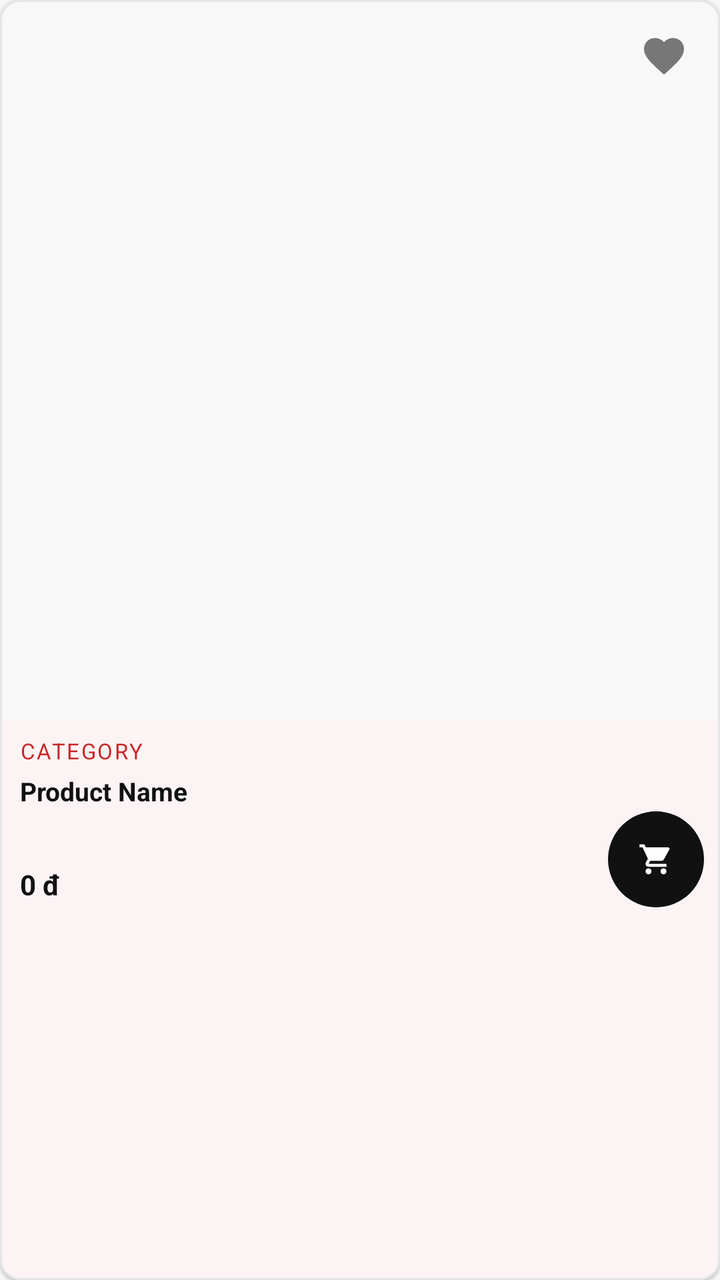
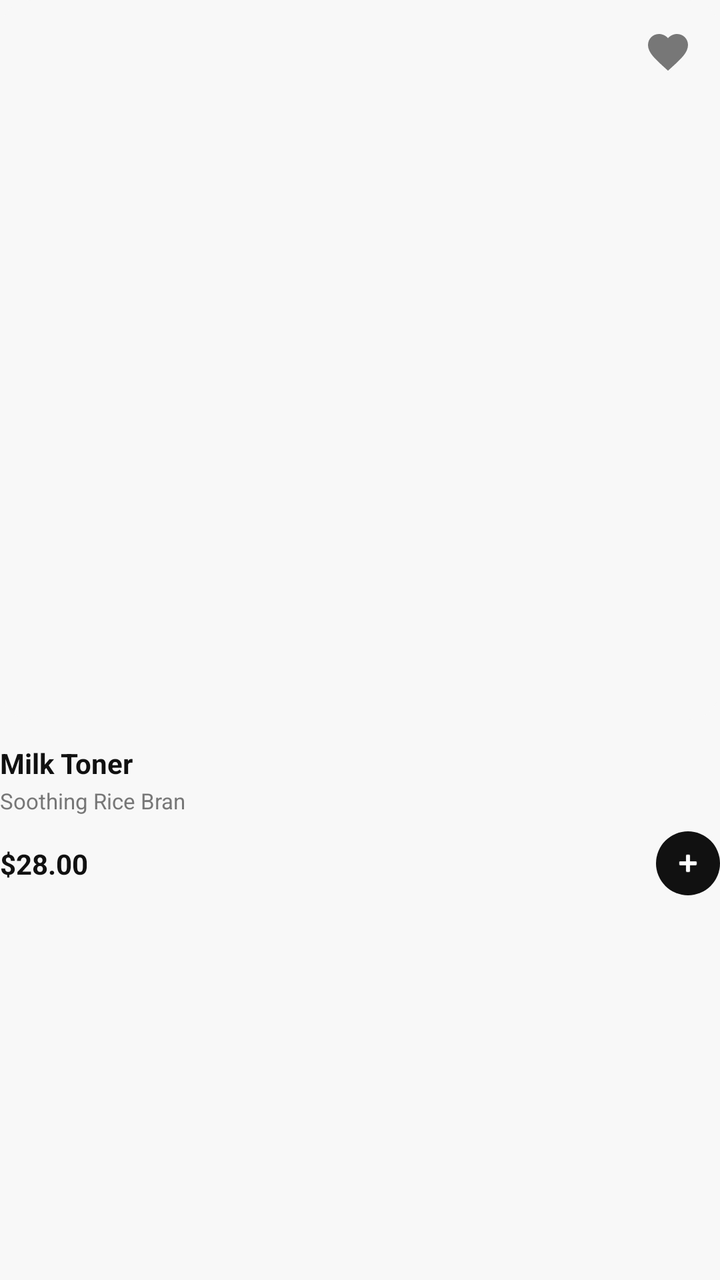

Compare the two renders of this Android layout. The source of the first and the diff that turns it into the second are given below.
<!-- AndroidManifest.xml: application theme Theme.TirTirMCommerce -->
<!-- res/layout/item_product.xml -->
<?xml version="1.0" encoding="utf-8"?>
<com.google.android.material.card.MaterialCardView xmlns:android="http://schemas.android.com/apk/res/android"
    xmlns:app="http://schemas.android.com/apk/res-auto"
    android:layout_width="match_parent"
    android:layout_height="wrap_content"
    android:minHeight="300dp"
    android:layout_margin="6dp"
    app:cardCornerRadius="10dp"
    app:cardElevation="1dp"
    app:cardBackgroundColor="@color/tirtir_white"
    app:strokeWidth="1dp"
    app:strokeColor="@color/tirtir_border_gray">

    <androidx.constraintlayout.widget.ConstraintLayout
        android:layout_width="match_parent"
        android:layout_height="wrap_content">

        
        <FrameLayout
            android:id="@+id/frameImage"
            android:layout_width="0dp"
            android:layout_height="0dp"
            android:background="@color/tirtir_off_white"
            app:layout_constraintTop_toTopOf="parent"
            app:layout_constraintStart_toStartOf="parent"
            app:layout_constraintEnd_toEndOf="parent"
            app:layout_constraintDimensionRatio="1:1">

            <ImageView
                android:id="@+id/ivProductImage"
                android:layout_width="match_parent"
                android:layout_height="match_parent"
                android:padding="12dp"
                android:scaleType="fitCenter"
                android:contentDescription="@null"
                android:background="@color/tirtir_off_white" />

            <TextView
                android:id="@+id/tvImageFallback"
                android:layout_width="match_parent"
                android:layout_height="match_parent"
                android:gravity="center"
                android:text="TIRTIR"
                android:textColor="@color/tirtir_red_primary"
                android:textSize="18sp"
                android:textStyle="bold"
                android:letterSpacing="0.08"
                android:visibility="gone" />

            
            <TextView
                android:id="@+id/tvOutOfStock"
                android:layout_width="wrap_content"
                android:layout_height="wrap_content"
                android:layout_gravity="top|start"
                android:layout_margin="6dp"
                android:paddingHorizontal="8dp"
                android:paddingVertical="3dp"
                android:text="Out"
                android:textColor="@color/tirtir_white"
                android:textSize="11sp"
                android:textStyle="bold"
                android:background="#CC111111"
                android:visibility="gone" />

            
            <ImageButton
                android:id="@+id/btnWishlistToggle"
                android:layout_width="48dp"
                android:layout_height="48dp"
                android:layout_gravity="top|end"
                android:layout_margin="4dp"
                android:background="@android:color/transparent"
                android:src="@drawable/ic_wishlist"
                app:tint="@color/tirtir_text_secondary"
                android:scaleType="centerInside"
                android:contentDescription="Wishlist"
                android:padding="12dp" />
                
            
            <TextView
                android:id="@+id/tvDiscountBadge"
                android:layout_width="36dp"
                android:layout_height="36dp"
                android:layout_gravity="bottom|end"
                android:layout_margin="8dp"
                android:background="@drawable/ic_tirtir_brand_circle"
                android:backgroundTint="@color/tirtir_red_primary"
                android:textColor="@color/tirtir_white"
                android:textSize="11sp"
                android:textStyle="bold"
                android:gravity="center"
                android:text="-10%"
                android:visibility="gone" />

        </FrameLayout>

        
        <TextView
            android:id="@+id/tvProductCategory"
            android:layout_width="wrap_content"
            android:layout_height="wrap_content"
            android:layout_marginStart="10dp"
            android:layout_marginTop="8dp"
            android:text="CATEGORY"
            android:textColor="@color/tirtir_red_primary"
            android:textSize="11sp"
            android:letterSpacing="0.08"
            android:textAllCaps="true"
            app:layout_constraintTop_toBottomOf="@id/frameImage"
            app:layout_constraintStart_toStartOf="parent" />

        
        <TextView
            android:id="@+id/tvProductName"
            android:layout_width="0dp"
            android:layout_height="wrap_content"
            android:layout_marginStart="10dp"
            android:layout_marginEnd="10dp"
            android:layout_marginTop="4dp"
            android:ellipsize="end"
            android:maxLines="2"
            android:minHeight="40dp"
            android:text="Product Name"
            android:textColor="@color/tirtir_black"
            android:textSize="13sp"
            android:textStyle="bold"
            android:lineSpacingExtra="2dp"
            app:layout_constraintTop_toBottomOf="@id/tvProductCategory"
            app:layout_constraintStart_toStartOf="parent"
            app:layout_constraintEnd_toEndOf="parent" />

        
        <TextView
            android:id="@+id/tvProductPrice"
            android:layout_width="0dp"
            android:layout_height="wrap_content"
            android:layout_marginStart="10dp"
            android:layout_marginTop="6dp"
            android:layout_marginBottom="10dp"
            android:text="0 đ"
            android:textColor="@color/tirtir_black"
            android:textSize="14sp"
            android:textStyle="bold"
            app:layout_constraintTop_toBottomOf="@id/tvProductName"
            app:layout_constraintStart_toStartOf="parent"
            app:layout_constraintEnd_toStartOf="@id/btnQuickAdd"
            app:layout_constraintBottom_toBottomOf="parent" />

        <com.google.android.material.button.MaterialButton
            android:id="@+id/btnQuickAdd"
            android:layout_width="48dp"
            android:layout_height="48dp"
            android:layout_marginEnd="8dp"
            android:layout_marginBottom="8dp"
            android:contentDescription="Quick add"
            android:insetTop="0dp"
            android:insetBottom="0dp"
            android:padding="0dp"
            app:iconSize="18dp"
            app:iconPadding="0dp"
            app:iconGravity="textStart"
            app:backgroundTint="@color/tirtir_black"
            app:cornerRadius="24dp"
            app:icon="@drawable/ic_cart"
            app:iconTint="@color/tirtir_white"
            app:layout_constraintBottom_toBottomOf="parent"
            app:layout_constraintEnd_toEndOf="parent" />

    </androidx.constraintlayout.widget.ConstraintLayout>
</com.google.android.material.card.MaterialCardView>
<!-- resources referenced by this layout -->
<resources>
  <color name="tirtir_black">#111111</color>
  <color name="tirtir_border_gray">#E5E5E5</color>
  <color name="tirtir_off_white">#F8F8F8</color>
  <color name="tirtir_red_primary">#C62828</color>
  <color name="tirtir_text_secondary">#777777</color>
  <color name="tirtir_white">#FFFFFF</color>
  <!-- drawable ic_cart (drawable) -->
  <vector xmlns:android="http://schemas.android.com/apk/res/android"
      android:width="24dp"
      android:height="24dp"
      android:viewportWidth="24.0"
      android:viewportHeight="24.0"
      android:tint="?attr/colorControlNormal">
    <path
        android:fillColor="#FF000000"
        android:pathData="M7,18c-1.1,0 -1.99,0.9 -1.99,2S5.9,22 7,22s2,-0.9 2,-2 -0.9,-2 -2,-2zM1,2v2h2l3.6,7.59 -1.35,2.45c-0.16,0.28 -0.25,0.61 -0.25,0.96 0,1.1 0.9,2 2,2h12v-2H7.42c-0.14,0 -0.25,-0.11 -0.25,-0.25l0.03,-0.12 0.9,-1.63h7.45c0.75,0 1.41,-0.41 1.75,-1.03l3.58,-6.49c0.08,-0.14 0.12,-0.31 0.12,-0.48 0,-0.55 -0.45,-1 -1,-1H5.21l-0.94,-2H1zM17,18c-1.1,0 -1.99,0.9 -1.99,2s0.89,2 1.99,2 2,-0.9 2,-2 -0.9,-2 -2,-2z"/>
  </vector>
  <!-- drawable ic_tirtir_brand_circle (drawable) -->
  <?xml version="1.0" encoding="utf-8"?>
  <vector xmlns:android="http://schemas.android.com/apk/res/android"
      android:width="120dp"
      android:height="120dp"
      android:viewportWidth="120"
      android:viewportHeight="120">
  
      
      <path
          android:fillColor="#C62828"
          android:pathData="M60,2 A58,58 0 1,1 59.99,2 Z" />
  
      
      <path
          android:fillColor="#FFFFFF"
          android:pathData="M22,35 L98,35 L98,48 L66,48 L66,90 L54,90 L54,48 L22,48 Z" />
  
  </vector>
  <!-- drawable ic_wishlist (drawable) -->
  <vector xmlns:android="http://schemas.android.com/apk/res/android"
      android:width="24dp"
      android:height="24dp"
      android:viewportWidth="24.0"
      android:viewportHeight="24.0"
      android:tint="?attr/colorControlNormal">
    <path
        android:fillColor="#FF000000"
        android:pathData="M12,21.35l-1.45,-1.32C5.4,15.36 2,12.28 2,8.5 2,5.42 4.42,3 7.5,3c1.74,0 3.41,0.81 4.5,2.09C13.09,3.81 14.76,3 16.5,3 19.58,3 22,5.42 22,8.5c0,3.78 -3.4,6.86 -8.55,11.54L12,21.35z"/>
  </vector>
  <style name="Theme.TirTirMCommerce" parent="Base.Theme.TirTirMCommerce" />
  <style name="Base.Theme.TirTirMCommerce" parent="Theme.Material3.DayNight.NoActionBar">
          
          <item name="colorPrimary">@color/tirtir_red_primary</item>
          <item name="colorPrimaryDark">@color/tirtir_red_dark</item>
          <item name="colorPrimaryContainer">@color/tirtir_red_surface</item>
  
          
          <item name="colorOnPrimary">@color/tirtir_white</item>
          <item name="colorOnPrimaryContainer">@color/tirtir_red_primary</item>
  
          
          <item name="colorSecondary">@color/tirtir_black</item>
          <item name="colorOnSecondary">@color/tirtir_white</item>
  
          
          <item name="colorSurface">@color/tirtir_white</item>
          <item name="colorOnSurface">@color/tirtir_black</item>
          <item name="colorSurfaceVariant">@color/tirtir_off_white</item>
  
          
          <item name="android:windowBackground">@color/tirtir_off_white</item>
          <item name="android:statusBarColor">@color/tirtir_white</item>
          <item name="android:windowLightStatusBar">true</item>
  
          
          <item name="colorError">@color/tirtir_error</item>
      </style>
  <color name="tirtir_red_dark">#8E0000</color>
  <color name="tirtir_red_surface">#FFEBEE</color>
  <color name="tirtir_error">#D32F2F</color>
</resources>

<!-- the commit's change to res/layout/item_product.xml (unified diff, before → after) -->
@@ -1,39 +1,34 @@
 <?xml version="1.0" encoding="utf-8"?>
-<com.google.android.material.card.MaterialCardView xmlns:android="http://schemas.android.com/apk/res/android"
+<androidx.constraintlayout.widget.ConstraintLayout xmlns:android="http://schemas.android.com/apk/res/android"
     xmlns:app="http://schemas.android.com/apk/res-auto"
     android:layout_width="match_parent"
     android:layout_height="wrap_content"
-    android:minHeight="300dp"
-    android:layout_margin="6dp"
-    app:cardCornerRadius="10dp"
-    app:cardElevation="1dp"
-    app:cardBackgroundColor="@color/tirtir_white"
-    app:strokeWidth="1dp"
-    app:strokeColor="@color/tirtir_border_gray">
+    android:layout_margin="8dp">
 
-    <androidx.constraintlayout.widget.ConstraintLayout
-        android:layout_width="match_parent"
-        android:layout_height="wrap_content">
+    
+    <com.google.android.material.card.MaterialCardView
+        android:id="@+id/cardImageContainer"
+        android:layout_width="0dp"
+        android:layout_height="0dp"
+        app:cardCornerRadius="16dp"
+        app:cardElevation="0dp"
+        app:cardBackgroundColor="@color/tirtir_bg_gray"
+        app:strokeWidth="0dp"
+        app:layout_constraintTop_toTopOf="parent"
+        app:layout_constraintStart_toStartOf="parent"
+        app:layout_constraintEnd_toEndOf="parent"
+        app:layout_constraintDimensionRatio="1:1">
 
-        
         <FrameLayout
-            android:id="@+id/frameImage"
-            android:layout_width="0dp"
-            android:layout_height="0dp"
-            android:background="@color/tirtir_off_white"
-            app:layout_constraintTop_toTopOf="parent"
-            app:layout_constraintStart_toStartOf="parent"
-            app:layout_constraintEnd_toEndOf="parent"
-            app:layout_constraintDimensionRatio="1:1">
+            android:layout_width="match_parent"
+            android:layout_height="match_parent">
 
             <ImageView
                 android:id="@+id/ivProductImage"
                 android:layout_width="match_parent"
                 android:layout_height="match_parent"
-                android:padding="12dp"
-                android:scaleType="fitCenter"
-                android:contentDescription="@null"
-                android:background="@color/tirtir_off_white" />
+                android:padding="24dp"
+                android:scaleType="fitCenter" />
 
             <TextView
                 android:id="@+id/tvImageFallback"
@@ -41,10 +36,9 @@
                 android:layout_height="match_parent"
                 android:gravity="center"
                 android:text="TIRTIR"
-                android:textColor="@color/tirtir_red_primary"
+                android:textColor="@color/tirtir_text_secondary"
                 android:textSize="18sp"
                 android:textStyle="bold"
-                android:letterSpacing="0.08"
                 android:visibility="gone" />
 
             
@@ -52,120 +46,116 @@
                 android:id="@+id/tvOutOfStock"
                 android:layout_width="wrap_content"
                 android:layout_height="wrap_content"
-                android:layout_gravity="top|start"
-                android:layout_margin="6dp"
+                android:layout_margin="8dp"
                 android:paddingHorizontal="8dp"
-                android:paddingVertical="3dp"
+                android:paddingVertical="4dp"
                 android:text="Out"
                 android:textColor="@color/tirtir_white"
-                android:textSize="11sp"
+                android:textSize="10sp"
                 android:textStyle="bold"
                 android:background="#CC111111"
                 android:visibility="gone" />
 
             
-            <ImageButton
-                android:id="@+id/btnWishlistToggle"
-                android:layout_width="48dp"
-                android:layout_height="48dp"
-                android:layout_gravity="top|end"
-                android:layout_margin="4dp"
-                android:background="@android:color/transparent"
-                android:src="@drawable/ic_wishlist"
-                app:tint="@color/tirtir_text_secondary"
-                android:scaleType="centerInside"
-                android:contentDescription="Wishlist"
-                android:padding="12dp" />
-                
-            
             <TextView
                 android:id="@+id/tvDiscountBadge"
                 android:layout_width="36dp"
                 android:layout_height="36dp"
-                android:layout_gravity="bottom|end"
+                android:layout_gravity="top|start"
                 android:layout_margin="8dp"
                 android:background="@drawable/ic_tirtir_brand_circle"
                 android:backgroundTint="@color/tirtir_red_primary"
                 android:textColor="@color/tirtir_white"
-                android:textSize="11sp"
+                android:textSize="10sp"
                 android:textStyle="bold"
                 android:gravity="center"
                 android:text="-10%"
                 android:visibility="gone" />
 
+            
+            <ImageButton
+                android:id="@+id/btnWishlistToggle"
+                android:layout_width="36dp"
+                android:layout_height="36dp"
+                android:layout_gravity="top|end"
+                android:layout_margin="8dp"
+                android:background="@android:color/transparent"
+                android:src="@drawable/ic_wishlist"
+                app:tint="@color/tirtir_text_secondary"
+                android:scaleType="centerInside"
+                android:contentDescription="Wishlist" />
+
         </FrameLayout>
+    </com.google.android.material.card.MaterialCardView>
 
-        
-        <TextView
-            android:id="@+id/tvProductCategory"
-            android:layout_width="wrap_content"
-            android:layout_height="wrap_content"
-            android:layout_marginStart="10dp"
-            android:layout_marginTop="8dp"
-            android:text="CATEGORY"
-            android:textColor="@color/tirtir_red_primary"
-            android:textSize="11sp"
-            android:letterSpacing="0.08"
-            android:textAllCaps="true"
-            app:layout_constraintTop_toBottomOf="@id/frameImage"
-            app:layout_constraintStart_toStartOf="parent" />
+    
+    <LinearLayout
+        android:layout_width="match_parent"
+        android:layout_height="wrap_content"
+        android:orientation="vertical"
+        android:paddingTop="12dp"
+        android:paddingBottom="8dp"
+        app:layout_constraintTop_toBottomOf="@id/cardImageContainer">
 
-        
         <TextView
             android:id="@+id/tvProductName"
-            android:layout_width="0dp"
+            android:layout_width="match_parent"
             android:layout_height="wrap_content"
-            android:layout_marginStart="10dp"
-            android:layout_marginEnd="10dp"
-            android:layout_marginTop="4dp"
-            android:ellipsize="end"
-            android:maxLines="2"
-            android:minHeight="40dp"
-            android:text="Product Name"
-            android:textColor="@color/tirtir_black"
-            android:textSize="13sp"
-            android:textStyle="bold"
-            android:lineSpacingExtra="2dp"
-            app:layout_constraintTop_toBottomOf="@id/tvProductCategory"
-            app:layout_constraintStart_toStartOf="parent"
-            app:layout_constraintEnd_toEndOf="parent" />
-
-        
-        <TextView
-            android:id="@+id/tvProductPrice"
-            android:layout_width="0dp"
-            android:layout_height="wrap_content"
-            android:layout_marginStart="10dp"
-            android:layout_marginTop="6dp"
-            android:layout_marginBottom="10dp"
-            android:text="0 đ"
+            android:text="Milk Toner"
             android:textColor="@color/tirtir_black"
             android:textSize="14sp"
             android:textStyle="bold"
-            app:layout_constraintTop_toBottomOf="@id/tvProductName"
-            app:layout_constraintStart_toStartOf="parent"
-            app:layout_constraintEnd_toStartOf="@id/btnQuickAdd"
-            app:layout_constraintBottom_toBottomOf="parent" />
+            android:maxLines="1"
+            android:ellipsize="end" />
 
-        <com.google.android.material.button.MaterialButton
-            android:id="@+id/btnQuickAdd"
-            android:layout_width="48dp"
-            android:layout_height="48dp"
-            android:layout_marginEnd="8dp"
-            android:layout_marginBottom="8dp"
-            android:contentDescription="Quick add"
-            android:insetTop="0dp"
-            android:insetBottom="0dp"
-            android:padding="0dp"
-            app:iconSize="18dp"
-            app:iconPadding="0dp"
-            app:iconGravity="textStart"
-            app:backgroundTint="@color/tirtir_black"
-            app:cornerRadius="24dp"
-            app:icon="@drawable/ic_cart"
-            app:iconTint="@color/tirtir_white"
-            app:layout_constraintBottom_toBottomOf="parent"
-            app:layout_constraintEnd_toEndOf="parent" />
+        <TextView
+            android:id="@+id/tvProductCategory"
+            android:layout_width="match_parent"
+            android:layout_height="wrap_content"
+            android:layout_marginTop="2dp"
+            android:text="Soothing Rice Bran"
+            android:textColor="@color/tirtir_text_secondary"
+            android:textSize="11sp"
+            android:maxLines="1"
+            android:ellipsize="end" />
 
-    </androidx.constraintlayout.widget.ConstraintLayout>
-</com.google.android.material.card.MaterialCardView>
+        <androidx.constraintlayout.widget.ConstraintLayout
+            android:layout_width="match_parent"
+            android:layout_height="wrap_content"
+            android:layout_marginTop="8dp">
+
+            <TextView
+                android:id="@+id/tvProductPrice"
+                android:layout_width="0dp"
+                android:layout_height="wrap_content"
+                android:text="$28.00"
+                android:textColor="@color/tirtir_black"
+                android:textSize="14sp"
+                android:textStyle="bold"
+                app:layout_constraintStart_toStartOf="parent"
+                app:layout_constraintEnd_toStartOf="@id/btnQuickAdd"
+                app:layout_constraintTop_toTopOf="parent"
+                app:layout_constraintBottom_toBottomOf="parent" />
+
+            <com.google.android.material.button.MaterialButton
+                android:id="@+id/btnQuickAdd"
+                android:layout_width="32dp"
+                android:layout_height="32dp"
+                android:insetTop="0dp"
+                android:insetBottom="0dp"
+                android:padding="0dp"
+                app:iconSize="16dp"
+                app:iconPadding="0dp"
+                app:iconGravity="textStart"
+                app:backgroundTint="@color/tirtir_black"
+                app:cornerRadius="16dp"
+                app:icon="@android:drawable/ic_input_add"
+                app:iconTint="@color/tirtir_white"
+                app:layout_constraintEnd_toEndOf="parent"
+                app:layout_constraintTop_toTopOf="parent"
+                app:layout_constraintBottom_toBottomOf="parent" />
+
+        </androidx.constraintlayout.widget.ConstraintLayout>
+    </LinearLayout>
+
+</androidx.constraintlayout.widget.ConstraintLayout>
<!-- resource entries referenced after the edit -->
@@ -1,22 +1,11 @@
 <!-- resources referenced by this layout -->
 <resources>
+  <color name="tirtir_bg_gray">#F8F8F8</color>
   <color name="tirtir_black">#111111</color>
-  <color name="tirtir_border_gray">#E5E5E5</color>
   <color name="tirtir_off_white">#F8F8F8</color>
   <color name="tirtir_red_primary">#C62828</color>
   <color name="tirtir_text_secondary">#777777</color>
   <color name="tirtir_white">#FFFFFF</color>
-  <!-- drawable ic_cart (drawable) -->
-  <vector xmlns:android="http://schemas.android.com/apk/res/android"
-      android:width="24dp"
-      android:height="24dp"
-      android:viewportWidth="24.0"
-      android:viewportHeight="24.0"
-      android:tint="?attr/colorControlNormal">
-    <path
-        android:fillColor="#FF000000"
-        android:pathData="M7,18c-1.1,0 -1.99,0.9 -1.99,2S5.9,22 7,22s2,-0.9 2,-2 -0.9,-2 -2,-2zM1,2v2h2l3.6,7.59 -1.35,2.45c-0.16,0.28 -0.25,0.61 -0.25,0.96 0,1.1 0.9,2 2,2h12v-2H7.42c-0.14,0 -0.25,-0.11 -0.25,-0.25l0.03,-0.12 0.9,-1.63h7.45c0.75,0 1.41,-0.41 1.75,-1.03l3.58,-6.49c0.08,-0.14 0.12,-0.31 0.12,-0.48 0,-0.55 -0.45,-1 -1,-1H5.21l-0.94,-2H1zM17,18c-1.1,0 -1.99,0.9 -1.99,2s0.89,2 1.99,2 2,-0.9 2,-2 -0.9,-2 -2,-2z"/>
-  </vector>
   <!-- drawable ic_tirtir_brand_circle (drawable) -->
   <?xml version="1.0" encoding="utf-8"?>
   <vector xmlns:android="http://schemas.android.com/apk/res/android"
